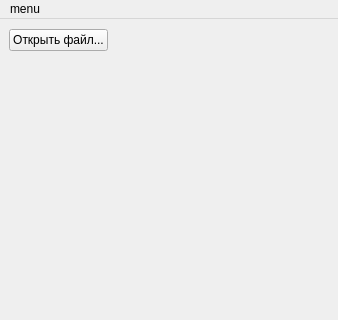
First picture: the form in MainWindow.ui, repository maratnek/QtFirstProgrammCMake, before the edit; both pictures show x 0 to 338 and y 0 to 320 of the 338 by 468 pixel window.
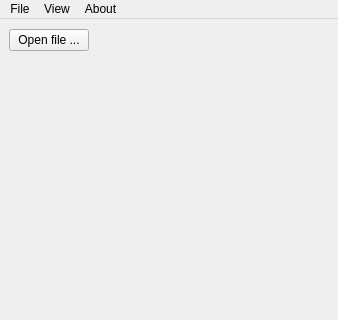
Second picture: the form after the edit.

```diff
--- a/MainWindow.ui
+++ b/MainWindow.ui
@@ -20,7 +20,7 @@
       <item>
        <widget class="QPushButton" name="fileOpenButton">
         <property name="text">
-         <string>Открыть файл...</string>
+         <string>Open file ...</string>
         </property>
        </widget>
       </item>
@@ -64,15 +64,27 @@
      <x>0</x>
      <y>0</y>
      <width>338</width>
-     <height>25</height>
+     <height>21</height>
     </rect>
    </property>
    <widget class="QMenu" name="menuMenu">
     <property name="title">
-     <string>menu</string>
+     <string>File</string>
+    </property>
+   </widget>
+   <widget class="QMenu" name="menuView">
+    <property name="title">
+     <string>View</string>
+    </property>
+   </widget>
+   <widget class="QMenu" name="menuAbout">
+    <property name="title">
+     <string>About</string>
     </property>
    </widget>
    <addaction name="menuMenu"/>
+   <addaction name="menuView"/>
+   <addaction name="menuAbout"/>
   </widget>
   <widget class="QStatusBar" name="statusbar"/>
   <action name="actionOpen_File">
```
Left out of the diff: 4 changed lines with no effect on the pictures.
